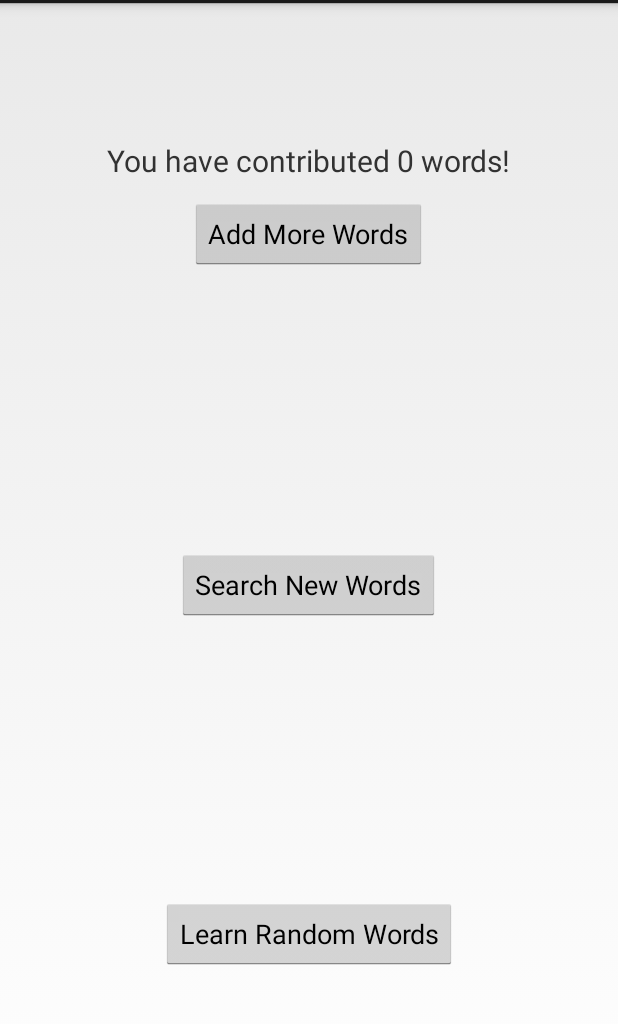
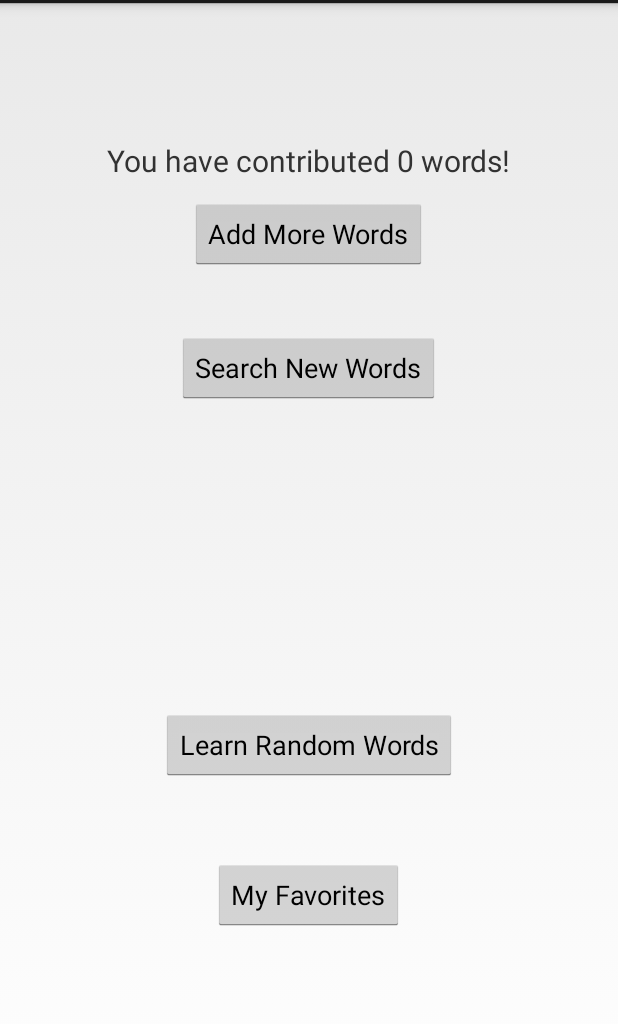
Before and after one commit to samsatre/AudioDictionary, an Android app: the HomeScreenActivity screen opened directly, with no data from a screen before it, on a phone screen of 412 x 824 dp, the part 69-1093 px from its top. Run offline under Robolectric (Android 15) with nearby library versions, the phone set to English and light mode, and no system bars.

```diff
--- a/app/src/main/res/layout/activity_homescreen.xml
+++ b/app/src/main/res/layout/activity_homescreen.xml
@@ -28,9 +28,10 @@
         android:id="@+id/searchButton"
         android:layout_width="wrap_content"
         android:layout_height="wrap_content"
-        android:layout_centerInParent="true"
-        android:text="@string/search_button"
-        />
+        android:layout_alignParentTop="true"
+        android:layout_centerHorizontal="true"
+        android:layout_marginTop="219dp"
+        android:text="@string/search_button" />
 
     <Button
         android:id="@+id/randButton"
@@ -38,9 +39,17 @@
         android:layout_height="wrap_content"
         android:layout_alignParentBottom="true"
         android:layout_centerHorizontal="true"
-        android:layout_marginBottom="131dp"
-        android:text="@string/rand_button"
-        />
+        android:layout_marginBottom="257dp"
+        android:text="@string/rand_button" />
+
+    <Button
+        android:id="@+id/favoritesButton"
+        android:layout_width="wrap_content"
+        android:layout_height="wrap_content"
+        android:layout_alignParentBottom="true"
+        android:layout_centerHorizontal="true"
+        android:layout_marginBottom="157dp"
+        android:text="My Favorites" />
 
 
 </RelativeLayout>
```
